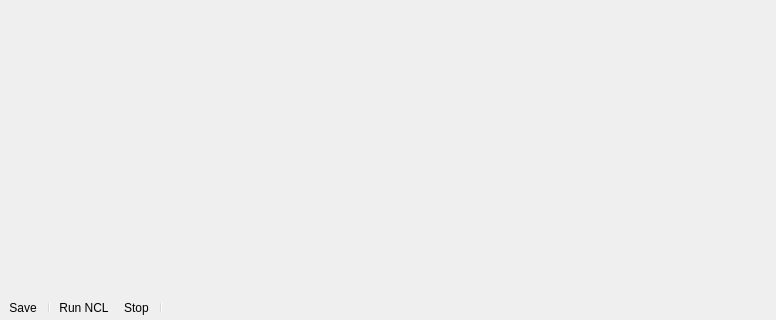
The window that composer-gui/ui/ComposerMainWindow.ui (TeleMidia/nclcomposer) describes before a commit, drawn with Qt 5; both pictures show x 0 to 776 and y 188 to 508 of the 776 by 508 pixel window.
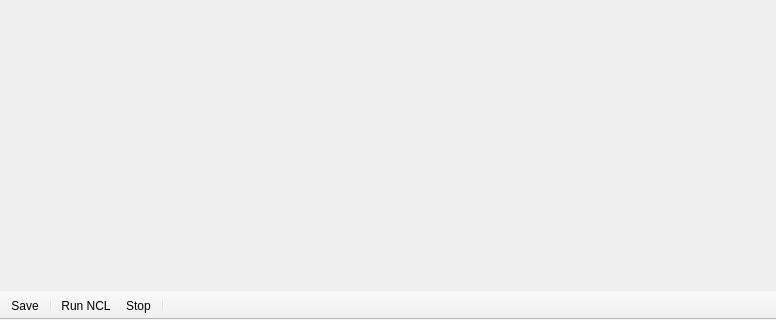
The same window after the commit. Icons and pictures are not drawn.

Commit message:
[gui] maint: Keep all css stuffs in ComposermainWindow.ui.
* src/ComposerMainWindow.cpp: Likewise.
* ui/ComposerMainWindow.ui: Likewise.

```diff
--- a/composer-gui/ui/ComposerMainWindow.ui
+++ b/composer-gui/ui/ComposerMainWindow.ui
@@ -38,7 +38,7 @@
      width: 1px; /* when vertical */
      height: 1px; /* when horizontal */
      border: 10px;
- }
+}
 
 QMainWindow::separator:vertical {
      height: 1px; /* when vertical */
@@ -48,24 +48,14 @@
      background: lightgray;
  }
 
-.QDockWidget {
-  color: white;
-  font: 9pt &quot;Nimbus Sans L&quot;;
+QToolBar {
+  border: none;
 }
 
 QTabWidget::tab-bar {
-/*  border: none; */
   color: rgb(255, 255, 255);
-  /* background: qlineargradient(x1: 0, y1: 0, x2: 0, y2: 1,
-	  stop: 0 #a6a6a6, stop: 0.08 #7f7f7f,
-	  stop: 0.39999 #717171, stop: 0.4 #626262,
-	  stop: 0.9 #4c4c4c, stop: 1 #333333);*/
   font-size: 10px;
- }
-
-/* QTabBar {
-  qproperty-movable: true;
-} */
+}
 
 QTabBar::tab {
 	background: lightgray;
@@ -76,135 +66,118 @@
     border-top-left-radius: 4px;
     border-top-right-radius: 4px;
     font-size: 10px;
- }
+}
 
 QTabBar::tab:selected {
-/*	background: qlineargradient(x1: 0, y1: 0, x2: 0, y2: 1,
- 		stop: 0 #333333, stop: 0.08 #4c4c4c,
-		stop: 0.39999 #626262, stop: 0.4 #717171,
-		stop: 0.9  #7f7f7f, stop: 1 #a6a6a6); */
     background: rgba(130, 175, 233, 255);
 	color: white;
     font-size: 10px;
 }
 
-QTabBar[activeTabBar=&quot;true&quot;]::tab::selected {
-  background: rgba(130, 175, 233, 255);
+QDockWidget {
   color: white;
+  font: 9pt &quot;Nimbus Sans L&quot;;
 }
 
-QTabBar[activeTabBar=&quot;false&quot;]::tab::selected {
+/* When View is not Selected */
+QTabBar[activePlugin=&quot;false&quot;]::tab::selected {
   background: #cccccc;
   color: white;
 }
 
+*[activePluginBorder=&quot;false&quot;] &gt; QFrame {
+  border:0px;
+  margin: 0px;
+}
 
-/* QProgressBar {
-	border: 1px solid black;
-	text-align: top;
-	padding: 1px;
-	border-bottom-right-radius: 7px;
-	border-bottom-left-radius: 7px;
-	background: QLinearGradient( x1: 0, y1: 0, x2: 1, y2: 0,
-		stop: 0 #fff,
-		stop: 0.4999 #eee,
-		stop: 0.5 #ddd,
-		stop: 1 #eee);
-	width: 15px;
-} 
+*[activePluginTitleBar=&quot;false&quot;] {
+  border: none;
+  background: #cccccc;
+  color: white;
+  font-style: bold;
+  padding-left: 2px;
+  font-size: 10px;
+  border-top-left-radius: 8px;
+  border-top-right-radius: 8px;
+ }
 
-QProgressBar::chunk {
-	background: QLinearGradient( x1: 0, y1: 0, x2: 1, y2: 0,
-		 stop: 0 #78d,
-		 stop: 0.4999 #46a,
-		 stop: 0.5 #45a,
-		 stop: 1 #238 );
-	 border-bottom-right-radius: 7px;
-	 border-bottom-left-radius: 7px;
-	 border: 1px solid black;
-}*/
-
-QTreeWidget {
-/*	background-color: #888888; */
+*[activePluginTitleBar=&quot;false&quot;] QLabel {
+  color: white;
+  font-style: bold;
+  padding-left: 2px;
+  font-size: 10px;
 }
 
-QToolBar {
+*[activePluginTitleBar=&quot;false&quot;] QPushButton {
+  background-color: transparent;
   border: none;
-/*
-  border-color: rgb(0,0,0);
-  color: rgb(255, 255, 255);
-  background-image: url(:/mainwindow/images/bg.jpg);
-  background: qlineargradient(x1: 0, y1: 0, x2: 0, y2: 1,
-  stop: 0 #a6a6a6, stop: 0.08 #7f7f7f,
-  stop: 0.39999 #717171, stop: 0.4 #626262,
-  stop: 0.9 #4c4c4c, stop: 1 #333333); 
-*/
 }
 
-QTableWidget {
-/*  background-color: #888888; */
+*[activePluginTitleBar=&quot;false&quot;] QPushButton:hover {
+  background: #aaaaaa;
 }
 
-/* QSplitter::handle {
-	background-color: black;
- }
+*[activePluginTitleBar=&quot;false&quot;] QPushButton:pressed {
+  background: qlineargradient(x1: 0, y1: 0, x2: 0, y2: 1,
+        stop: 0 #868686, stop: 0.08 #5f5f5f,
+        stop: 0.19999 #717171, stop: 0.4 #424242,
+        stop: 0.9 #2c2c2c, stop: 1 #111111);
+}
 
- QSplitter::handle:horizontal {
-     width: 1px;
- }
+*[activePluginTitleBar=&quot;false&quot;] QPushButton:flat {
+  border: none;
+}
 
- QSplitter::handle:vertical {
-     height: 1px;
- }
 
- QSplitter::handle:pressed {
-	background-color: black;
- }*/
+/* View selected */
+QTabBar[activePlugin=&quot;true&quot;]::tab::selected {
+  background: rgba(130, 175, 233, 255);
+  color: white;
+}
 
-/* Dark Style QWidget{
-	background-color: #888888;
-	color: white;
+*[activePluginBorder=&quot;true&quot;] &gt; QFrame {
+  border: 3px solid rgba(130, 175, 233, 255);
+  border-top: 0;
+  margin: 0;
 }
-QMenuBar {
-     background-color: qlineargradient(x1:0, y1:0, x2:0, y2:1,
-                                       stop:0 #aaaaaa, stop:1 #888888);
- }
 
- QMenuBar::item {
-     spacing: 3px;
-     padding: 1px 4px;
-     background: transparent;
-     border-radius: 4px;
- }
+*[activePluginTitleBar=&quot;true&quot;] {
+  border: none;
+  background: rgba(130, 175, 233, 255);
+  color: white;
+  font-style: bold;
+  padding-left: 2px;
+  font-size: 10px;
+  border-top-left-radius: 8px;
+  border-top-right-radius: 8px;
+}
 
- QMenuBar::item:selected {
-     background: #a8a8a8;
- }
+*[activePluginTitleBar=&quot;true&quot;] QLabel {
+  color: white;
+  font-style: bold;
+  padding-left: 2px;
+  font-size: 10px;
+}
 
- QMenuBar::item:pressed {
-     background: #888888;
- }
-QMenu {
-     background-color: #ABABAB;
-     border: 1px solid black;
- }
+*[activePluginTitleBar=&quot;true&quot;] QPushButton {
+  background-color: transparent;
+  border: none;
+}
 
  QMenu::item {
      background-color: transparent;
  }
 
- QMenu::item:selected {
-     background-color: #778899;
- }
-*/
-/* QDockWidget::title {
+*[activePluginTitleBar=&quot;true&quot;] QPushButton:pressed {
   background: qlineargradient(x1: 0, y1: 0, x2: 0, y2: 1,
-	  stop: 0 #a6a6a6, stop: 0.08 #7f7f7f,
-	  stop: 0.39999 #717171, stop: 0.4 #626262,
-	  stop: 0.9 #4c4c4c, stop: 1 #333333);
-  color: white;
-  padding-left: 2px;
-}*/</string>
+        stop: 0 #dcebfd,
+        stop: 1 #c2dcfd);
+}
+
+*[activePluginTitleBar=&quot;true&quot;] QPushButton:flat {
+  border: none;
+}
+</string>
   </property>
   <property name="iconSize">
    <size>
```
Left out of the diff: 10 changed lines with no effect on the pictures. The commit also changes 1 other file.
